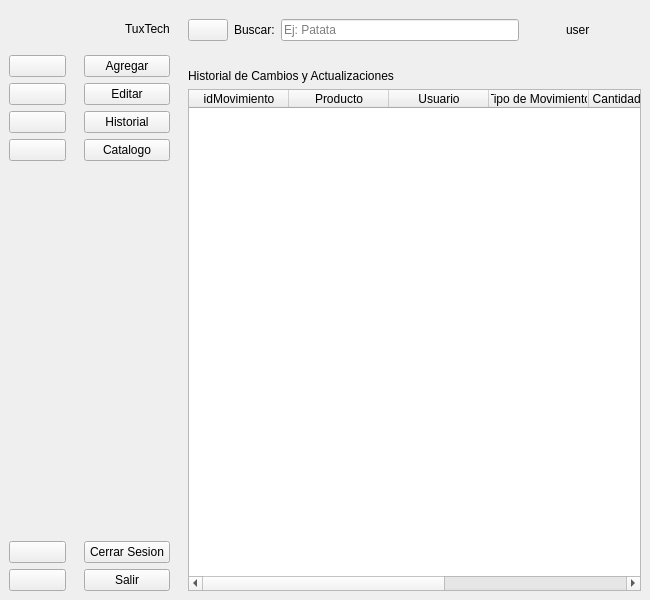
The window that ui/mainTuxTech.ui (guillelopezvedia04-svg/Proyecto_TuxTech) describes before a commit, drawn with Qt 5.
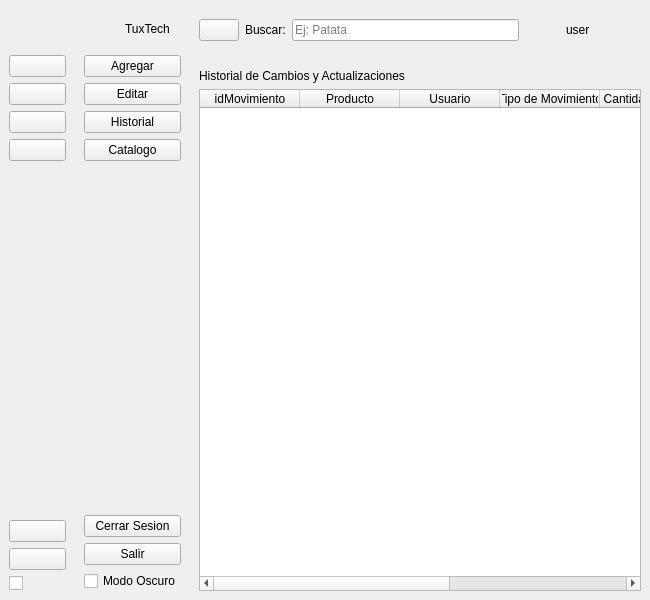
The same window after the commit. Icons and pictures are not drawn.

Commit message: Agregar tema claro/oscuro y ajustes visuales

```diff
--- a/ui/mainTuxTech.ui
+++ b/ui/mainTuxTech.ui
@@ -265,6 +265,13 @@
               </property>
              </widget>
             </item>
+            <item>
+             <widget class="QCheckBox" name="cbxCambiarModo_short">
+              <property name="text">
+               <string/>
+              </property>
+             </widget>
+            </item>
            </layout>
           </item>
          </layout>
@@ -453,6 +460,13 @@
               </property>
              </widget>
             </item>
+            <item>
+             <widget class="QCheckBox" name="cbxCambiarModo_long">
+              <property name="text">
+               <string>Modo Oscuro</string>
+              </property>
+             </widget>
+            </item>
            </layout>
           </item>
          </layout>
```
The commit also changes 16 other files.
